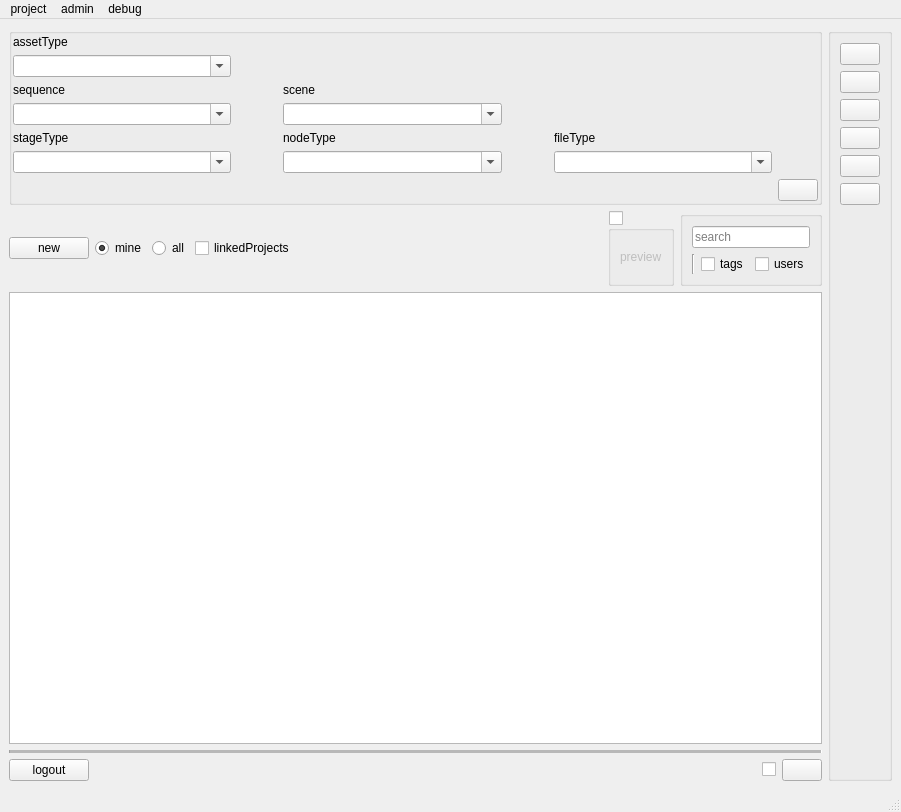
Before: the Qt Designer form rbhusUI/lib/rbhusPipeMainMod.ui in aumanimationstudios/rbhus, drawn with Qt 5.
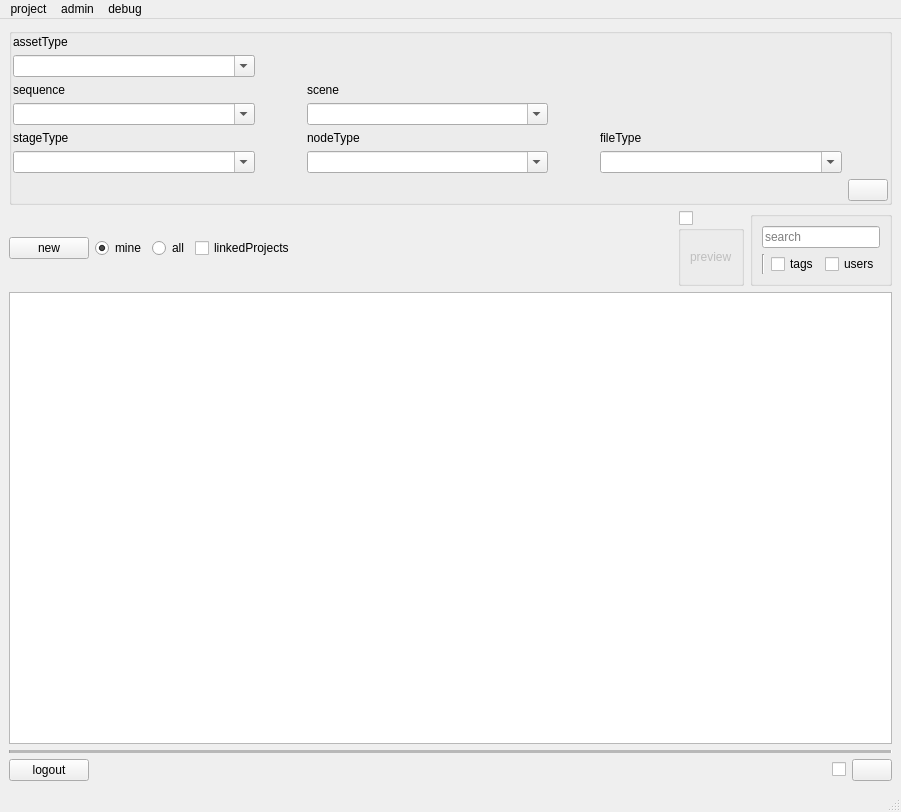
After: the same form once the commit is applied.

Patch:
```diff
--- a/rbhusUI/lib/rbhusPipeMainMod.ui
+++ b/rbhusUI/lib/rbhusPipeMainMod.ui
@@ -660,148 +660,6 @@
         </item>
        </layout>
       </item>
-      <item>
-       <widget class="QGroupBox" name="groupBox_2">
-        <property name="title">
-         <string/>
-        </property>
-        <property name="flat">
-         <bool>false</bool>
-        </property>
-        <property name="checkable">
-         <bool>false</bool>
-        </property>
-        <layout class="QVBoxLayout" name="verticalLayout_3">
-         <item>
-          <widget class="QPushButton" name="pushBlender">
-           <property name="mouseTracking">
-            <bool>true</bool>
-           </property>
-           <property name="acceptDrops">
-            <bool>true</bool>
-           </property>
-           <property name="text">
-            <string/>
-           </property>
-           <property name="iconSize">
-            <size>
-             <width>32</width>
-             <height>32</height>
-            </size>
-           </property>
-          </widget>
-         </item>
-         <item>
-          <widget class="QPushButton" name="pushBlenderBeta">
-           <property name="mouseTracking">
-            <bool>true</bool>
-           </property>
-           <property name="acceptDrops">
-            <bool>true</bool>
-           </property>
-           <property name="text">
-            <string/>
-           </property>
-           <property name="iconSize">
-            <size>
-             <width>32</width>
-             <height>32</height>
-            </size>
-           </property>
-          </widget>
-         </item>
-         <item>
-          <widget class="QPushButton" name="pushKrita">
-           <property name="mouseTracking">
-            <bool>true</bool>
-           </property>
-           <property name="acceptDrops">
-            <bool>true</bool>
-           </property>
-           <property name="text">
-            <string/>
-           </property>
-           <property name="iconSize">
-            <size>
-             <width>32</width>
-             <height>32</height>
-            </size>
-           </property>
-          </widget>
-         </item>
-         <item>
-          <widget class="QPushButton" name="pushGimp">
-           <property name="mouseTracking">
-            <bool>true</bool>
-           </property>
-           <property name="acceptDrops">
-            <bool>true</bool>
-           </property>
-           <property name="text">
-            <string/>
-           </property>
-           <property name="iconSize">
-            <size>
-             <width>32</width>
-             <height>32</height>
-            </size>
-           </property>
-          </widget>
-         </item>
-         <item>
-          <widget class="QPushButton" name="pushMyPaint">
-           <property name="mouseTracking">
-            <bool>true</bool>
-           </property>
-           <property name="acceptDrops">
-            <bool>true</bool>
-           </property>
-           <property name="text">
-            <string/>
-           </property>
-           <property name="iconSize">
-            <size>
-             <width>32</width>
-             <height>32</height>
-            </size>
-           </property>
-          </widget>
-         </item>
-         <item>
-          <widget class="QPushButton" name="pushNatron">
-           <property name="mouseTracking">
-            <bool>true</bool>
-           </property>
-           <property name="acceptDrops">
-            <bool>true</bool>
-           </property>
-           <property name="text">
-            <string/>
-           </property>
-           <property name="iconSize">
-            <size>
-             <width>32</width>
-             <height>32</height>
-            </size>
-           </property>
-          </widget>
-         </item>
-         <item>
-          <spacer name="verticalSpacer">
-           <property name="orientation">
-            <enum>Qt::Vertical</enum>
-           </property>
-           <property name="sizeHint" stdset="0">
-            <size>
-             <width>20</width>
-             <height>40</height>
-            </size>
-           </property>
-          </spacer>
-         </item>
-        </layout>
-       </widget>
-      </item>
      </layout>
     </item>
    </layout>
```
